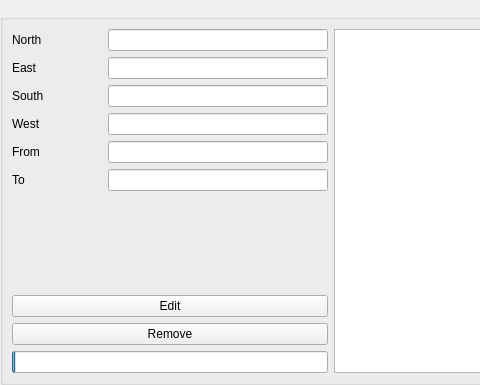
First picture: the form in crossingpanel.ui, repository busoc/crosspath-gui, before the edit; both pictures show x 0 to 480 and y 0 to 385 of the 1012 by 385 pixel window.
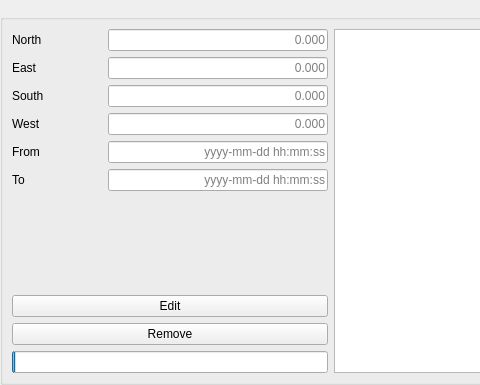
Second picture: the form after the edit.

The edit to the form file:
```diff
--- a/crossingpanel.ui
+++ b/crossingpanel.ui
@@ -80,9 +80,15 @@
                 <height>0</height>
                </size>
               </property>
+              <property name="alignment">
+               <set>Qt::AlignRight|Qt::AlignTrailing|Qt::AlignVCenter</set>
+              </property>
               <property name="readOnly">
                <bool>true</bool>
               </property>
+              <property name="placeholderText">
+               <string>0.000</string>
+              </property>
              </widget>
             </item>
             <item row="1" column="0">
@@ -112,9 +118,15 @@
                 <height>0</height>
                </size>
               </property>
+              <property name="alignment">
+               <set>Qt::AlignRight|Qt::AlignTrailing|Qt::AlignVCenter</set>
+              </property>
               <property name="readOnly">
                <bool>true</bool>
               </property>
+              <property name="placeholderText">
+               <string>0.000</string>
+              </property>
              </widget>
             </item>
             <item row="2" column="0">
@@ -144,9 +156,15 @@
                 <height>0</height>
                </size>
               </property>
+              <property name="alignment">
+               <set>Qt::AlignRight|Qt::AlignTrailing|Qt::AlignVCenter</set>
+              </property>
               <property name="readOnly">
                <bool>true</bool>
               </property>
+              <property name="placeholderText">
+               <string>0.000</string>
+              </property>
              </widget>
             </item>
             <item row="3" column="0">
@@ -176,9 +194,15 @@
                 <height>0</height>
                </size>
               </property>
+              <property name="alignment">
+               <set>Qt::AlignRight|Qt::AlignTrailing|Qt::AlignVCenter</set>
+              </property>
               <property name="readOnly">
                <bool>true</bool>
               </property>
+              <property name="placeholderText">
+               <string>0.000</string>
+              </property>
              </widget>
             </item>
             <item row="4" column="0">
@@ -208,9 +232,15 @@
                 <height>0</height>
                </size>
               </property>
+              <property name="alignment">
+               <set>Qt::AlignRight|Qt::AlignTrailing|Qt::AlignVCenter</set>
+              </property>
               <property name="readOnly">
                <bool>true</bool>
               </property>
+              <property name="placeholderText">
+               <string>yyyy-mm-dd hh:mm:ss</string>
+              </property>
              </widget>
             </item>
             <item row="5" column="0">
@@ -240,9 +270,15 @@
                 <height>0</height>
                </size>
               </property>
+              <property name="alignment">
+               <set>Qt::AlignRight|Qt::AlignTrailing|Qt::AlignVCenter</set>
+              </property>
               <property name="readOnly">
                <bool>true</bool>
               </property>
+              <property name="placeholderText">
+               <string>yyyy-mm-dd hh:mm:ss</string>
+              </property>
              </widget>
             </item>
            </layout>
```
